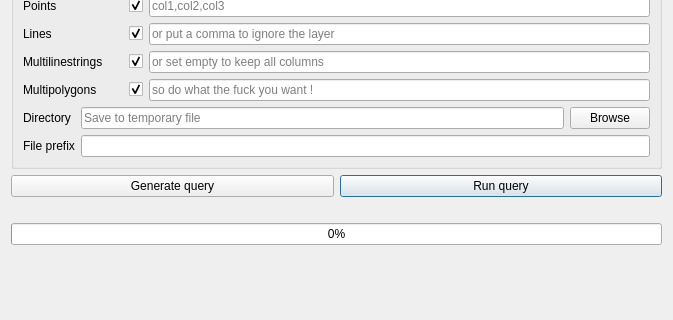
First picture: the form in ui/query.ui, repository 3liz/QuickOSM, before the edit; both pictures show x 0 to 673 and y 357 to 677 of the 673 by 677 pixel window.
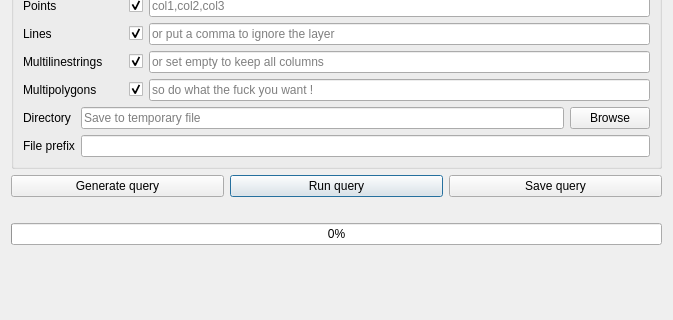
Second picture: the form after the edit. Icons and pictures are not drawn. Custom widgets are drawn as their Qt base class.

The edit to the form file:
```diff
--- a/ui/query.ui
+++ b/ui/query.ui
@@ -289,6 +289,13 @@
        </property>
       </widget>
      </item>
+     <item>
+      <widget class="QPushButton" name="pushButton_saveQuery">
+       <property name="text">
+        <string>Save query</string>
+       </property>
+      </widget>
+     </item>
     </layout>
    </item>
    <item>
```
